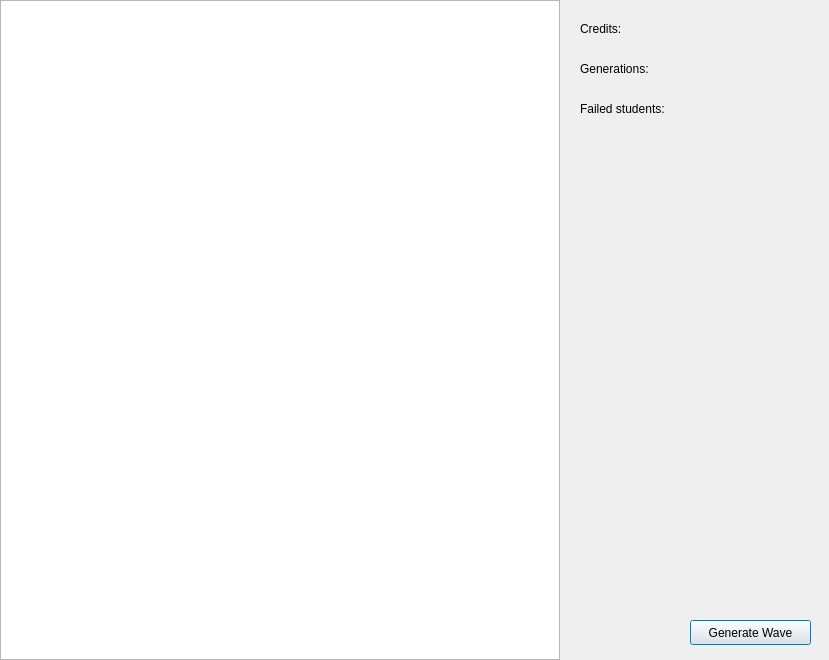
Above: CE_vs_Estudiantes/grid.ui from Josecespedesant/CE_vs_Estudiantes before the change. Below: the same form after it.
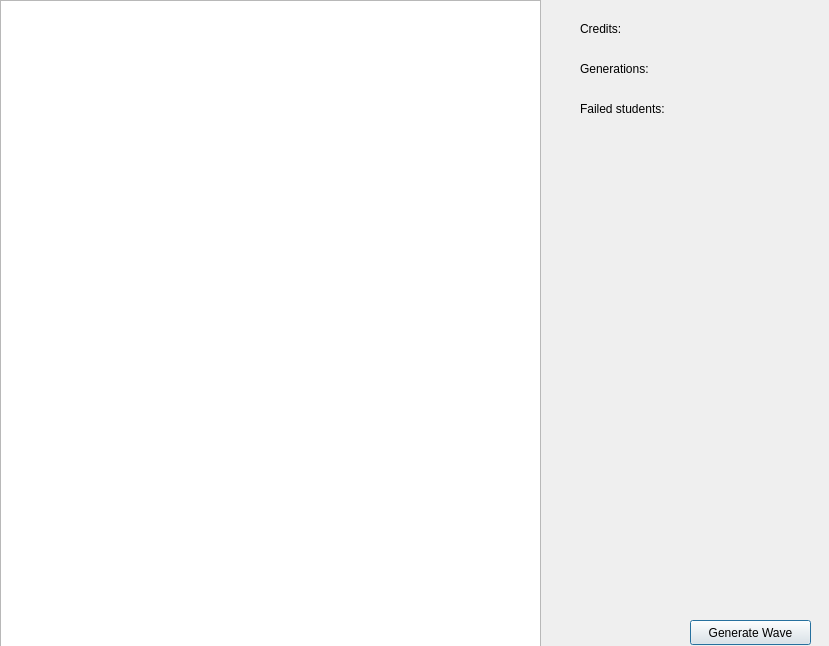
That is the form after the change.

Commit message: Se termina el grid

What changed in the file:
```diff
--- a/CE_vs_Estudiantes/grid.ui
+++ b/CE_vs_Estudiantes/grid.ui
@@ -7,7 +7,7 @@
     <x>0</x>
     <y>0</y>
     <width>829</width>
-    <height>660</height>
+    <height>646</height>
    </rect>
   </property>
   <property name="windowTitle">
@@ -118,8 +118,8 @@
     <rect>
      <x>0</x>
      <y>0</y>
-     <width>560</width>
-     <height>660</height>
+     <width>541</width>
+     <height>651</height>
     </rect>
    </property>
   </widget>
```
The commit also changes 15 other files.
